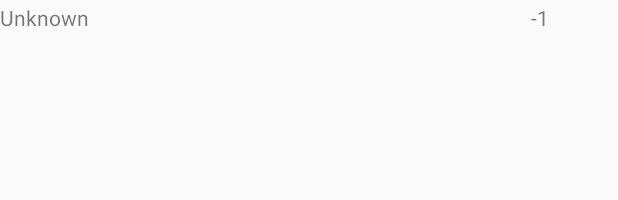
After one commit to shiehnpin/Transformers, an Android app: the layout layout_rating_view.xml on its own in the app's theme, with its tools: preview values and no code run, on a phone screen of 412 x 824 dp. The commit adds this screen. Shown: the top 200 px of the screen. Run offline under Robolectric (Android 15) with nearby library versions, the phone set to English and light mode, and no system bars; network calls fail.

Commit message:
feat(view): add custom view for display transformers attr.

```diff
--- a/app/src/main/res/layout/edit_fragment.xml
+++ b/app/src/main/res/layout/edit_fragment.xml
@@ -40,7 +40,7 @@
                 android:layout_height="wrap_content"
                 android:ems="10"
                 android:inputType="textPersonName"
-                android:text="Test"
+                android:text=""
                 tools:text="TransformerName" />
 
             <LinearLayout
@@ -78,13 +78,13 @@
                 </RadioGroup>
             </LinearLayout>
 
-            <com.enping.transformers.RatingSeekBar
+            <com.enping.transformers.ui.list.RatingSeekBar
                 android:id="@+id/skb_strength_edit_fragment"
                 android:layout_width="match_parent"
                 android:layout_height="wrap_content"
                 app:ratingName="strength" />
 
-            <com.enping.transformers.RatingSeekBar
+            <com.enping.transformers.ui.list.RatingSeekBar
                 android:id="@+id/skb_intelligence_edit_fragment"
                 android:layout_width="match_parent"
                 android:layout_height="wrap_content"
--- /dev/null
+++ b/app/src/main/res/layout/layout_rating_view.xml
@@ -0,0 +1,21 @@
+<LinearLayout xmlns:android="http://schemas.android.com/apk/res/android"
+    xmlns:tools="http://schemas.android.com/tools"
+    android:layout_width="match_parent"
+    android:layout_height="24dp">
+
+    <TextView
+        android:id="@+id/tv_rating_name_rating_view"
+        android:layout_width="0dp"
+        android:layout_height="match_parent"
+        android:layout_weight="0.3"
+        android:gravity="center_vertical"
+        tools:text="Unknown" />
+
+    <TextView
+        android:id="@+id/tv_rating_value_rating_view"
+        android:layout_width="0dp"
+        android:layout_height="match_parent"
+        android:layout_weight="0.1"
+        android:gravity="center"
+        tools:text="-1" />
+</LinearLayout>
--- a/app/src/main/res/values/attrs_rating_seekbar.xml
+++ b/app/src/main/res/values/attrs.xml
@@ -1,5 +1,5 @@
 <resources>
-    <declare-styleable name="RatingSeekBar">
+    <declare-styleable name="RatingView">
         <attr name="ratingName" format="string"/>
     </declare-styleable>
 </resources>
```
Also changed, not shown: app/src/main/java/com/enping/transformers/ui/list/RatingSeekBar.kt (renamed from app/src/main/java/com/enping/transformers/RatingSeekBar.kt, +5 -3 lines), app/src/main/java/com/enping/transformers/ui/list/RatingView.kt (added, +38 -0 lines).
